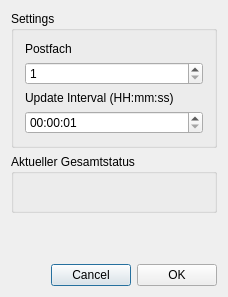
First picture: the form in pndialog.ui, repository sschober/postnot-tray, before the edit.
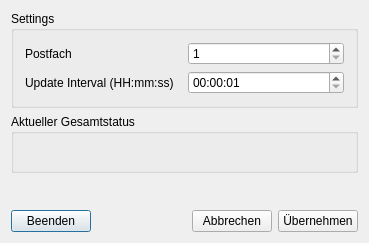
Second picture: the form after the edit. Icons and pictures are not drawn.

Commit message: Quit-Buttonm, Tab-Order

Patch:
```diff
--- a/pndialog.ui
+++ b/pndialog.ui
@@ -6,8 +6,8 @@
    <rect>
     <x>0</x>
     <y>0</y>
-    <width>228</width>
-    <height>297</height>
+    <width>369</width>
+    <height>243</height>
    </rect>
   </property>
   <property name="windowTitle">
@@ -26,32 +26,8 @@
      <property name="title">
       <string>Settings</string>
      </property>
-     <layout class="QVBoxLayout" name="verticalLayout_2">
-      <item>
-       <widget class="QLabel" name="label_2">
-        <property name="text">
-         <string>Postfach</string>
-        </property>
-       </widget>
-      </item>
-      <item>
-       <widget class="QSpinBox" name="sbPostfach">
-        <property name="minimum">
-         <number>1</number>
-        </property>
-        <property name="maximum">
-         <number>10</number>
-        </property>
-       </widget>
-      </item>
-      <item>
-       <widget class="QLabel" name="label_3">
-        <property name="text">
-         <string>Update Interval (HH:mm:ss)</string>
-        </property>
-       </widget>
-      </item>
-      <item>
+     <layout class="QGridLayout" name="gridLayout">
+      <item row="3" column="1">
        <widget class="QTimeEdit" name="teIntervall">
         <property name="currentSection">
          <enum>QDateTimeEdit::HourSection</enum>
@@ -68,6 +44,30 @@
         </property>
        </widget>
       </item>
+      <item row="0" column="1">
+       <widget class="QSpinBox" name="sbPostfach">
+        <property name="minimum">
+         <number>1</number>
+        </property>
+        <property name="maximum">
+         <number>10</number>
+        </property>
+       </widget>
+      </item>
+      <item row="0" column="0">
+       <widget class="QLabel" name="lbPostfach">
+        <property name="text">
+         <string>Postfach</string>
+        </property>
+       </widget>
+      </item>
+      <item row="3" column="0">
+       <widget class="QLabel" name="lbInterval">
+        <property name="text">
+         <string>Update Interval (HH:mm:ss)</string>
+        </property>
+       </widget>
+      </item>
      </layout>
     </widget>
    </item>
@@ -102,6 +102,13 @@
    </item>
    <item>
     <layout class="QHBoxLayout" name="horizontalLayout">
+     <item>
+      <widget class="QPushButton" name="pbQuit">
+       <property name="text">
+        <string>Beenden</string>
+       </property>
+      </widget>
+     </item>
      <item>
       <spacer name="horizontalSpacer_2">
        <property name="orientation">
@@ -118,14 +125,14 @@
      <item>
       <widget class="QPushButton" name="pbCancel">
        <property name="text">
-        <string>Cancel</string>
+        <string>Abbrechen</string>
        </property>
       </widget>
      </item>
      <item>
       <widget class="QPushButton" name="pbOK">
        <property name="text">
-        <string>OK</string>
+        <string>Übernehmen</string>
        </property>
       </widget>
      </item>
```
Left out of the diff: 12 changed lines with no effect on the pictures. The commit also changes 1 other file.
